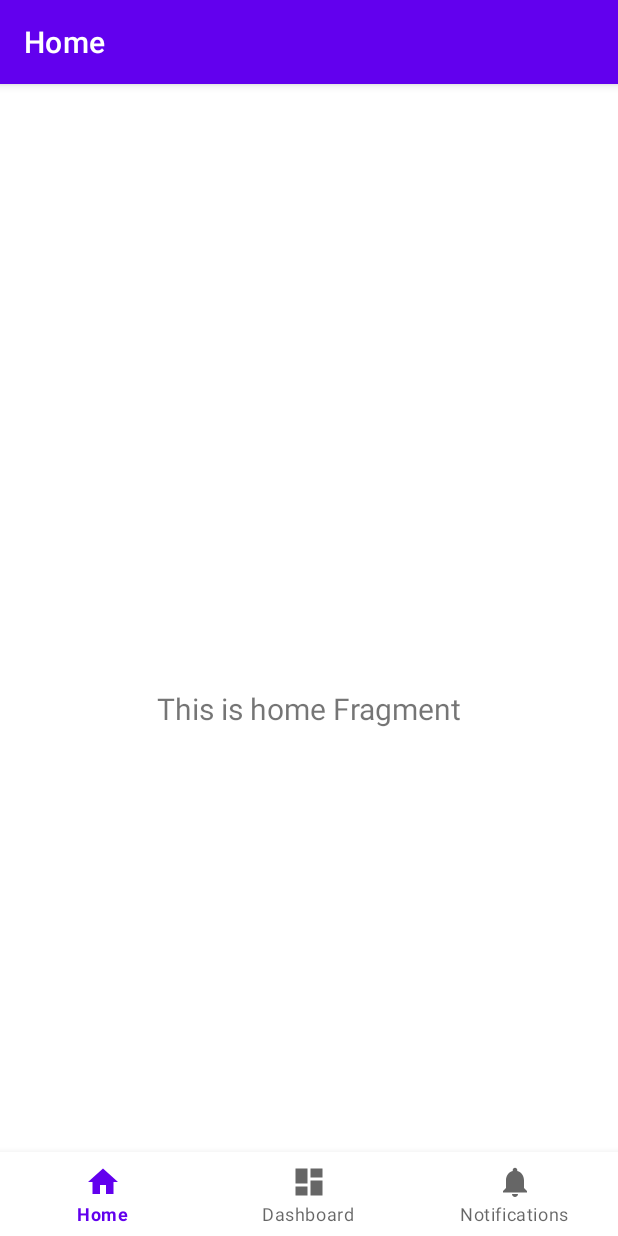
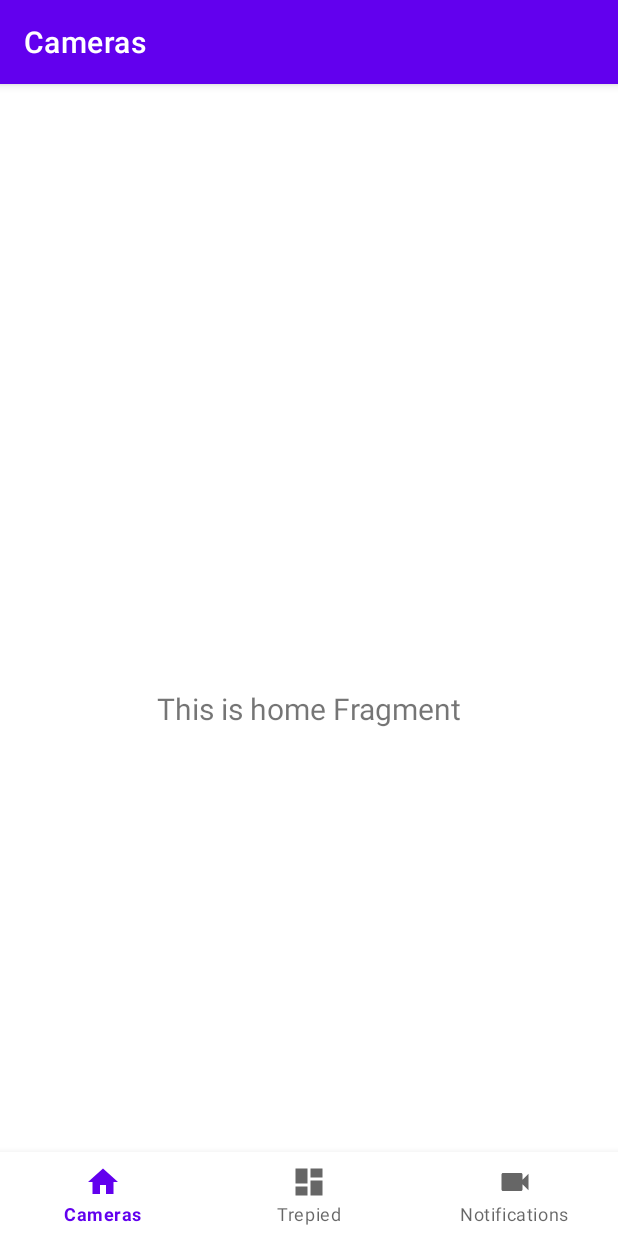
Before and after one commit to alboteanud/photographTools, an Android app: the screen it shows after launch (MainActivity), on a phone screen of 412 x 824 dp. Run offline under Robolectric (Android 15) with nearby library versions, the phone set to English and light mode, and no system bars; our stand-ins replace navigation-ui.

Commit message:
Change Home screen into Cameras

```diff
--- a/app/src/main/java/com/turceni/photographtools/MainActivity.kt
+++ b/app/src/main/java/com/turceni/photographtools/MainActivity.kt
@@ -26,7 +26,7 @@ class MainActivity : AppCompatActivity() {
         // menu should be considered as top level destinations.
         val appBarConfiguration = AppBarConfiguration(
             setOf(
-                R.id.navigation_home, R.id.navigation_dashboard, R.id.navigation_notifications
+                R.id.navigation_cameras, R.id.navigation_dashboard, R.id.navigation_notifications
             )
         )
         setupActionBarWithNavController(navController, appBarConfiguration)
--- a/app/src/main/res/drawable/ic_notifications_black_24dp.xml
+++ /dev/null
@@ -1,9 +0,0 @@
-<vector xmlns:android="http://schemas.android.com/apk/res/android"
-    android:width="24dp"
-    android:height="24dp"
-    android:viewportWidth="24.0"
-    android:viewportHeight="24.0">
-    <path
-        android:fillColor="#FF000000"
-        android:pathData="M12,22c1.1,0 2,-0.9 2,-2h-4c0,1.1 0.89,2 2,2zM18,16v-5c0,-3.07 -1.64,-5.64 -4.5,-6.32L13.5,4c0,-0.83 -0.67,-1.5 -1.5,-1.5s-1.5,0.67 -1.5,1.5v0.68C7.63,5.36 6,7.92 6,11v5l-2,2v1h16v-1l-2,-2z" />
-</vector>
--- /dev/null
+++ b/app/src/main/res/drawable/ic_videocam.xml
@@ -0,0 +1,5 @@
+<vector android:height="24dp" android:tint="#000000"
+    android:viewportHeight="24" android:viewportWidth="24"
+    android:width="24dp" xmlns:android="http://schemas.android.com/apk/res/android">
+    <path android:fillColor="@android:color/white" android:pathData="M17,10.5V7c0,-0.55 -0.45,-1 -1,-1H4c-0.55,0 -1,0.45 -1,1v10c0,0.55 0.45,1 1,1h12c0.55,0 1,-0.45 1,-1v-3.5l4,4v-11l-4,4z"/>
+</vector>
--- a/app/src/main/res/layout/fragment_home.xml
+++ b/app/src/main/res/layout/fragment_home.xml
@@ -15,6 +15,7 @@
         android:layout_marginEnd="8dp"
         android:textAlignment="center"
         android:textSize="20sp"
+        tools:text="text"
         app:layout_constraintBottom_toBottomOf="parent"
         app:layout_constraintEnd_toEndOf="parent"
         app:layout_constraintStart_toStartOf="parent"
--- a/app/src/main/res/menu/bottom_nav_menu.xml
+++ b/app/src/main/res/menu/bottom_nav_menu.xml
@@ -2,18 +2,18 @@
 <menu xmlns:android="http://schemas.android.com/apk/res/android">
 
     <item
-        android:id="@+id/navigation_home"
+        android:id="@+id/navigation_cameras"
         android:icon="@drawable/ic_home_black_24dp"
-        android:title="@string/title_home" />
+        android:title="@string/title_cameras" />
 
     <item
         android:id="@+id/navigation_dashboard"
         android:icon="@drawable/ic_dashboard_black_24dp"
-        android:title="@string/title_dashboard" />
+        android:title="@string/title_trepied" />
 
     <item
         android:id="@+id/navigation_notifications"
-        android:icon="@drawable/ic_notifications_black_24dp"
+        android:icon="@drawable/ic_videocam"
         android:title="@string/title_notifications" />
 
 </menu>
--- a/app/src/main/res/navigation/mobile_navigation.xml
+++ b/app/src/main/res/navigation/mobile_navigation.xml
@@ -3,18 +3,18 @@
     xmlns:app="http://schemas.android.com/apk/res-auto"
     xmlns:tools="http://schemas.android.com/tools"
     android:id="@+id/mobile_navigation"
-    app:startDestination="@+id/navigation_home">
+    app:startDestination="@+id/navigation_cameras">
 
     <fragment
-        android:id="@+id/navigation_home"
+        android:id="@+id/navigation_cameras"
         android:name="com.turceni.photographtools.ui.home.HomeFragment"
-        android:label="@string/title_home"
+        android:label="@string/title_cameras"
         tools:layout="@layout/fragment_home" />
 
     <fragment
         android:id="@+id/navigation_dashboard"
         android:name="com.turceni.photographtools.ui.dashboard.DashboardFragment"
-        android:label="@string/title_dashboard"
+        android:label="@string/title_trepied"
         tools:layout="@layout/fragment_dashboard" />
 
     <fragment
--- a/app/src/main/res/values/strings.xml
+++ b/app/src/main/res/values/strings.xml
@@ -1,6 +1,6 @@
 <resources>
-    <string name="app_name">PhotographTools</string>
-    <string name="title_home">Home</string>
-    <string name="title_dashboard">Dashboard</string>
+    <string name="app_name">Photograph Tools</string>
+    <string name="title_cameras">Cameras</string>
+    <string name="title_trepied">Trepied</string>
     <string name="title_notifications">Notifications</string>
 </resources>
```
